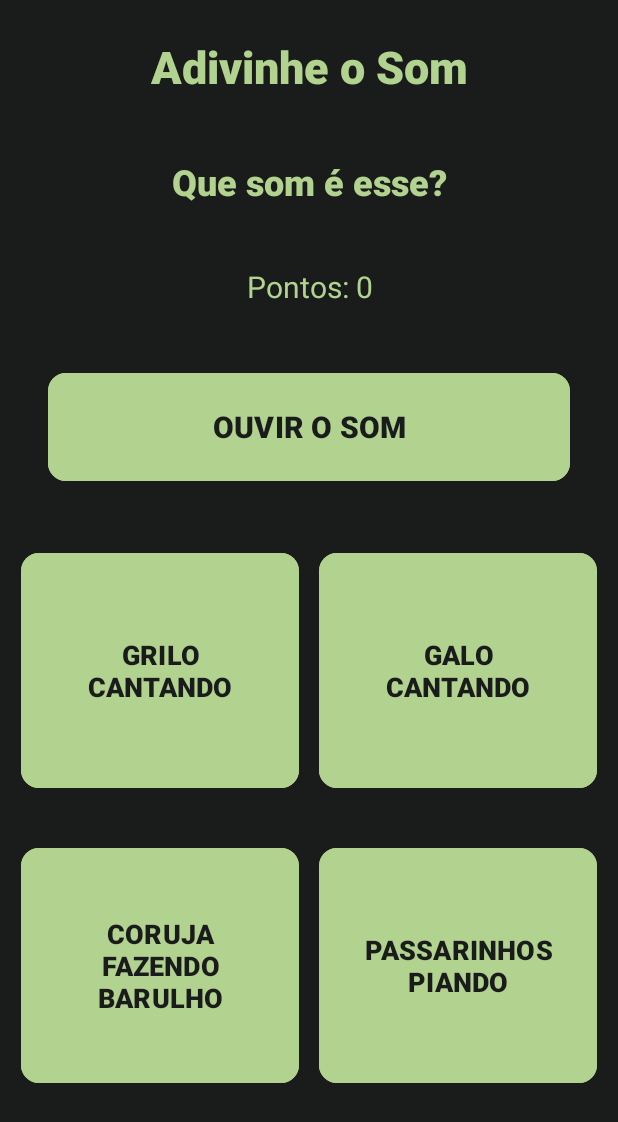
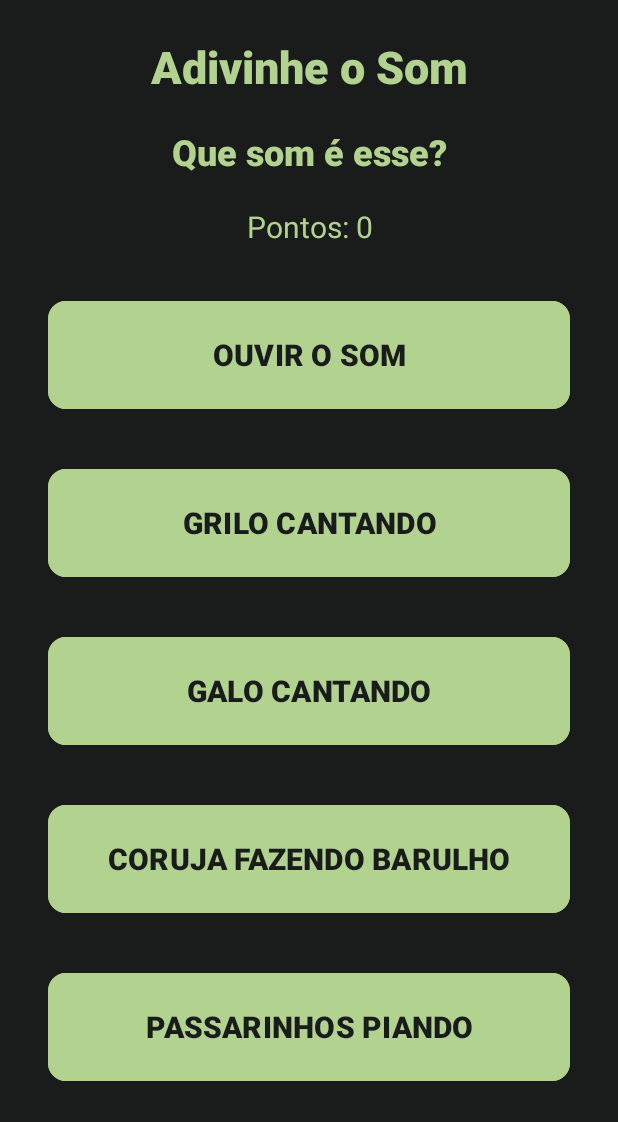
Before and after one commit to Thiago279/TCC-MundoSonoro, an Android app: the fragment Jogo1Play shown on its own in the app's theme, on a phone screen of 412 x 824 dp. Shown: the top 1122 px of the screen. Run offline under Robolectric (Android 15) with nearby library versions, the phone set to English and light mode, and no system bars; Roboto replaces fonts that are not available here.

Commit message:
arrumando e padronizando botões

```diff
--- a/app/src/main/res/layout/fragment_jogo1_play.xml
+++ b/app/src/main/res/layout/fragment_jogo1_play.xml
@@ -38,7 +38,7 @@
             android:textAlignment="center"
             android:textColor="@color/verde_claro"
             android:textSize="24sp"
-            android:layout_marginTop="40dp"
+            android:layout_marginTop="20dp"
             app:layout_constraintStart_toStartOf="parent"
             app:layout_constraintEnd_toEndOf="parent"
             app:layout_constraintTop_toBottomOf="@id/titulo_jg1"
@@ -54,7 +54,7 @@
             android:textAlignment="center"
             android:textColor="@color/verde_claro"
             android:textSize="20sp"
-            android:layout_marginTop="40dp"
+            android:layout_marginTop="20dp"
             app:layout_constraintStart_toStartOf="parent"
             app:layout_constraintEnd_toEndOf="parent"
             app:layout_constraintTop_toBottomOf="@id/subminigame"
@@ -67,7 +67,7 @@
             android:layout_width="match_parent"
             android:layout_height="80dp"
             android:layout_marginHorizontal="32dp"
-            android:layout_marginTop="40dp"
+            android:layout_marginTop="32dp"
             android:fontFamily="sans-serif-black"
             android:text="OUVIR O SOM"
             android:textColor="@color/verde_cinzento"
@@ -80,16 +80,17 @@
         <!-- Botão 1 -->
         <com.google.android.material.button.MaterialButton
             android:id="@+id/opcao1"
-            android:layout_width="0dp"
-            android:layout_height="0dp"
-            android:layout_marginTop="40dp"
+            android:layout_width="match_parent"
+            android:layout_height="80dp"
+            android:layout_marginTop="32dp"
+            android:layout_marginHorizontal="32dp"
             android:backgroundTint="@color/verde_claro"
             android:text="Opção 1"
             app:cornerRadius="12dp"
-            android:textSize="18sp"
+            android:textSize="20sp"
             android:fontFamily="sans-serif-black"
             android:textColor="@color/verde_cinzento"
-            app:layout_constraintEnd_toStartOf="@id/opcao2"
+            app:layout_constraintEnd_toEndof="parent"
             app:layout_constraintHeight_percent="0.2"
             app:layout_constraintStart_toStartOf="parent"
             app:layout_constraintTop_toBottomOf="@id/btn_ouvir_som"
@@ -98,55 +99,59 @@
         <!-- Botão 2 -->
         <com.google.android.material.button.MaterialButton
             android:id="@+id/opcao2"
-            android:layout_width="0dp"
-            android:layout_height="0dp"
-            android:layout_marginTop="40dp"
+            android:layout_width="match_parent"
+            android:layout_height="80dp"
+            android:layout_marginTop="32dp"
+            android:layout_marginHorizontal="32dp"
             android:backgroundTint="@color/verde_claro"
             android:text="Opção 2"
             app:cornerRadius="12dp"
-            android:textSize="18sp"
+            android:textSize="20sp"
             android:fontFamily="sans-serif-black"
             android:textColor="@color/verde_cinzento"
             app:layout_constraintEnd_toEndOf="parent"
             app:layout_constraintHeight_percent="0.2"
-            app:layout_constraintStart_toEndOf="@id/opcao1"
-            app:layout_constraintTop_toBottomOf="@id/btn_ouvir_som"
+            app:layout_constraintStart_toStartOf="parent"
+            app:layout_constraintTop_toBottomOf="@id/opcao1"
             app:layout_constraintWidth_percent="0.45" />
 
         <!-- Botão 3 -->
         <com.google.android.material.button.MaterialButton
             android:id="@+id/opcao3"
-            android:layout_width="0dp"
-            android:layout_height="0dp"
+            android:layout_width="match_parent"
+            android:layout_height="80dp"
             android:layout_marginTop="32dp"
+            android:layout_marginHorizontal="32dp"
             android:backgroundTint="@color/verde_claro"
+            android:fontFamily="sans-serif-black"
             android:text="Opção 3"
+            android:textColor="@color/verde_cinzento"
+            android:textSize="20sp"
             app:cornerRadius="12dp"
-            android:textSize="18sp"
-            android:fontFamily="sans-serif-black"
-            android:textColor="@color/verde_cinzento"
-            app:layout_constraintEnd_toStartOf="@id/opcao4"
+            app:layout_constraintEnd_toEndOf="parent"
             app:layout_constraintHeight_percent="0.2"
             app:layout_constraintStart_toStartOf="parent"
-            app:layout_constraintTop_toBottomOf="@id/opcao1"
+            app:layout_constraintTop_toBottomOf="@id/opcao2"
             app:layout_constraintWidth_percent="0.45" />
 
         <!-- Botão 4 -->
         <com.google.android.material.button.MaterialButton
             android:id="@+id/opcao4"
-            android:layout_width="0dp"
-            android:layout_height="0dp"
+            android:layout_width="match_parent"
+            android:layout_height="80dp"
+            android:layout_marginHorizontal="32dp"
             android:layout_marginTop="32dp"
+
             android:backgroundTint="@color/verde_claro"
+            android:fontFamily="sans-serif-black"
             android:text="Opção 4"
+            android:textColor="@color/verde_cinzento"
+            android:textSize="20sp"
             app:cornerRadius="12dp"
-            android:textSize="18sp"
-            android:fontFamily="sans-serif-black"
-            android:textColor="@color/verde_cinzento"
             app:layout_constraintEnd_toEndOf="parent"
             app:layout_constraintHeight_percent="0.2"
-            app:layout_constraintStart_toEndOf="@id/opcao3"
-            app:layout_constraintTop_toBottomOf="@id/opcao2"
+            app:layout_constraintStart_toStartOf="parent"
+            app:layout_constraintTop_toBottomOf="@id/opcao3"
             app:layout_constraintWidth_percent="0.45" />
 
     </androidx.constraintlayout.widget.ConstraintLayout>
--- a/app/src/main/res/layout/fragment_jogos.xml
+++ b/app/src/main/res/layout/fragment_jogos.xml
@@ -45,7 +45,7 @@
                 android:layout_marginTop="150dp"
                 android:textSize="20sp"
                 android:fontFamily="sans-serif-black"
-                android:text="Adivinhe o Som"
+                android:text="ADIVINHE O SOM"
                 android:backgroundTint="@color/verde_claro"
                 android:textColor="@color/verde_cinzento"
                 app:cornerRadius="12dp" />
@@ -57,7 +57,7 @@
                 android:layout_marginTop="32dp"
                 android:textSize="20sp"
                 android:fontFamily="sans-serif-black"
-                android:text="Jogo 2"
+                android:text="JOGO 2"
                 android:backgroundTint="@color/verde_claro"
                 android:textColor="@color/verde_cinzento"
                 app:cornerRadius="12dp"/>
@@ -69,7 +69,7 @@
                 android:layout_marginTop="32dp"
                 android:textSize="20sp"
                 android:fontFamily="sans-serif-black"
-                android:text="Jogo 3"
+                android:text="JOGO 3"
                 android:backgroundTint="@color/verde_claro"
                 android:textColor="@color/verde_cinzento"
                 app:cornerRadius="12dp"/>
@@ -81,7 +81,7 @@
                 android:layout_marginTop="32dp"
                 android:textSize="20sp"
                 android:fontFamily="sans-serif-black"
-                android:text="Jogo 4"
+                android:text="JOGO 4"
                 android:backgroundTint="@color/verde_claro"
                 android:textColor="@color/verde_cinzento"
                 app:cornerRadius="12dp"/>
```
